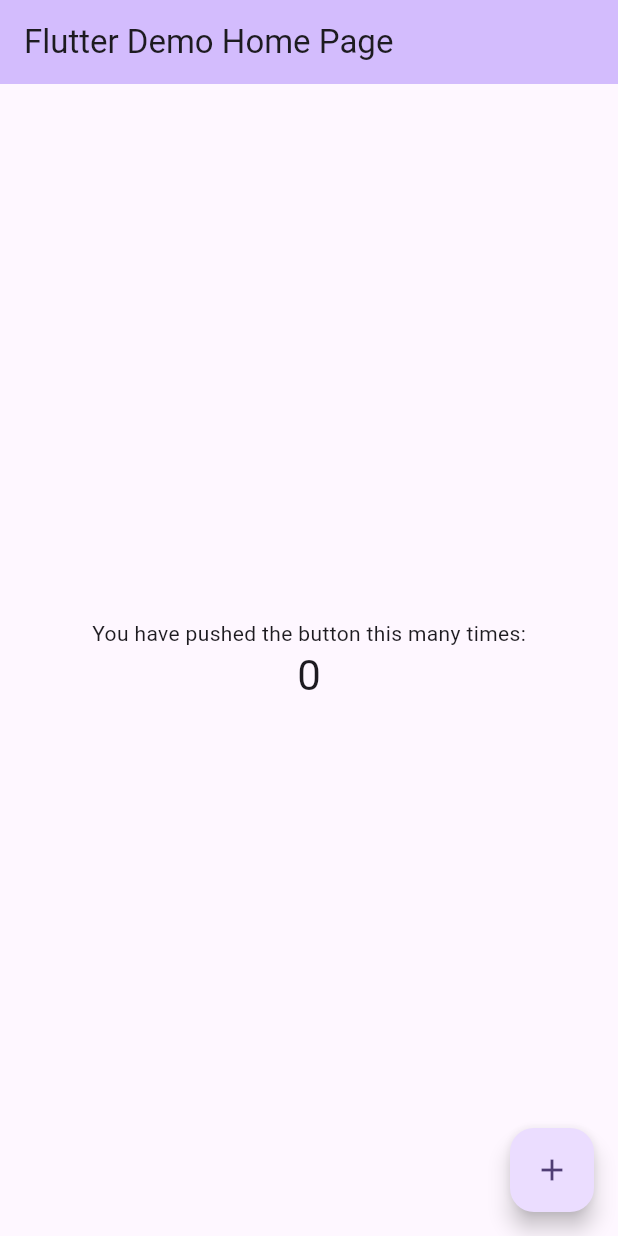
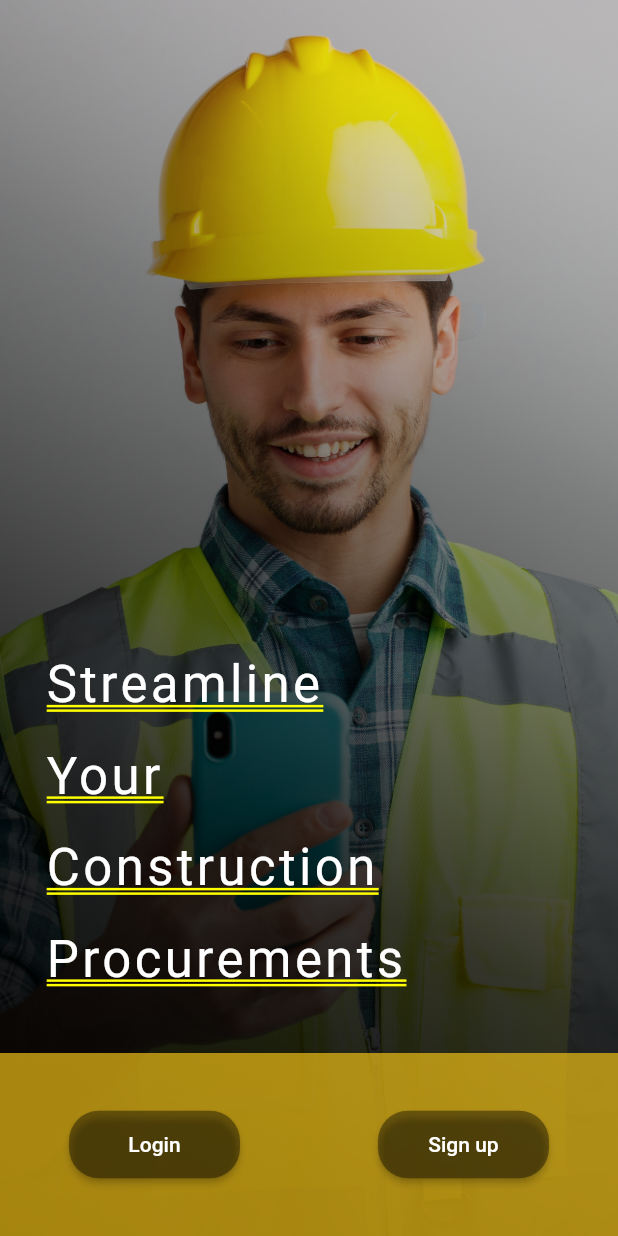
Before and after one commit to TNjo/SSD_Group_Assignment, a Flutter app: the screen it shows after launch, on a phone screen of 412 x 824 dp. Run offline on Flutter 3.47's test engine with Material 2 defaults, Android fonts, the phone set to English and light mode, and no system bars; our stand-ins replace device_preview, google_fonts; Roboto replaces fonts that are missing (Yu Gothic UI).

Commit message:
Your commit message here

```diff
--- /dev/null
+++ b/mobile/lib/first_page.dart
@@ -0,0 +1,108 @@
+import 'package:flutter/material.dart';
+import 'package:mobile/utils.dart';
+
+
+class FirstPage extends StatelessWidget {
+  const FirstPage({super.key});
+
+  @override
+  Widget build(BuildContext context) {
+    return Stack(
+      children: [
+        // Background Image
+        Image.asset(
+          "assets/home_img.jpg", // Replace with your image asset path
+          height: double.infinity,
+          width: double.infinity,
+          scale: 0.1,
+          fit: BoxFit.cover,
+        ),
+        Container(
+          decoration: BoxDecoration(
+            gradient: LinearGradient(
+              colors: [
+                const Color.fromARGB(0, 90, 90,90), // You can change the transparent color to any color you want
+                const Color.fromARGB(97, 0, 0, 0),
+                const Color.fromARGB(202, 0, 0, 0),
+                const Color.fromARGB(255, 0, 0, 0)
+                    .withOpacity(1.0), // Adjust the opacity and color as needed
+              ],
+              begin: Alignment.topRight,
+              end: Alignment.bottomLeft,
+            ),
+          ),
+        ),
+        Align(
+          alignment:
+              Alignment.bottomLeft, // Aligns the text to the bottom-left corner
+          child: Padding(
+            padding:
+                const EdgeInsets.only(bottom: 160.0, left: 30.0), // Adjust as needed
+            child: Text(
+              'Streamline \nYour \nConstruction Procurements',
+              style: SafeGoogleFont(
+                'Yu Gothic UI',
+                fontSize: 34,
+                fontWeight: FontWeight.w400,
+                height: 1.8,
+                letterSpacing: 2.24,
+                color: const Color.fromARGB(255, 255, 255, 255),
+              ),
+            ),
+          ),
+        ),
+        Align(
+          alignment: Alignment.bottomCenter,
+          child: Container(
+            color: const Color.fromARGB(1, 237, 189, 21).withOpacity(0.7), // Background color of the small box
+            height: 122, // Adjust the height as needed
+            width: double.infinity,
+            child: Row(
+              mainAxisAlignment: MainAxisAlignment.spaceAround,
+              children: [
+
+                //Login Btn
+                ElevatedButton(
+                  onPressed: () {
+                    Navigator.of(context).pushNamed('/login');
+                  },
+                  style: ButtonStyle(
+                    backgroundColor: MaterialStateProperty.all<Color>(
+                        const Color.fromARGB(100, 0, 0, 0)),
+                    shape: MaterialStateProperty.all<RoundedRectangleBorder>(
+                      RoundedRectangleBorder(
+                        borderRadius: BorderRadius.circular(20.0),
+                      ), // Set the corner radius
+                    ),
+                    minimumSize: MaterialStateProperty.all<Size>(
+                        const Size(114, 45)), // Set custom button size here
+                  ),
+                  child: const Text("Login"),
+                ),
+
+                //SignUp Btn
+                ElevatedButton(
+                  onPressed: () {
+                    // Add your button 1 functionality here
+                  },
+                  style: ButtonStyle(
+                    backgroundColor: MaterialStateProperty.all<Color>(
+                        const Color.fromARGB(100, 0, 0, 0)),
+                    shape: MaterialStateProperty.all<RoundedRectangleBorder>(
+                      RoundedRectangleBorder(
+                        borderRadius: BorderRadius.circular(20.0),
+                      ), // Set the corner radius
+                    ),
+                    minimumSize: MaterialStateProperty.all<Size>(
+                        const Size(114, 45)), // Set custom button size here
+                  ),
+                  child: const Text("Sign up"),
+                ),
+              ],
+            ),
+          ),
+        ),
+      ],
+    );
+  }
+}
--- a/mobile/lib/main.dart
+++ b/mobile/lib/main.dart
@@ -1,125 +1,29 @@
+import 'package:mobile/first_page.dart';
+//import 'package:mobile/login.dart';
 import 'package:flutter/material.dart';
+import 'package:device_preview/device_preview.dart';
 
-void main() {
-  runApp(const MyApp());
-}
-
+void main() => runApp(
+      DevicePreview(
+        builder: (context) => MyApp(), // Wrap your app
+      ),
+    );
 class MyApp extends StatelessWidget {
-  const MyApp({super.key});
-
-  // This widget is the root of your application.
   @override
   Widget build(BuildContext context) {
     return MaterialApp(
-      title: 'Flutter Demo',
-      theme: ThemeData(
-        // This is the theme of your application.
-        //
-        // TRY THIS: Try running your application with "flutter run". You'll see
-        // the application has a blue toolbar. Then, without quitting the app,
-        // try changing the seedColor in the colorScheme below to Colors.green
-        // and then invoke "hot reload" (save your changes or press the "hot
-        // reload" button in a Flutter-supported IDE, or press "r" if you used
-        // the command line to start the app).
-        //
-        // Notice that the counter didn't reset back to zero; the application
-        // state is not lost during the reload. To reset the state, use hot
-        // restart instead.
-        //
-        // This works for code too, not just values: Most code changes can be
-        // tested with just a hot reload.
-        colorScheme: ColorScheme.fromSeed(seedColor: Colors.deepPurple),
-        useMaterial3: true,
-      ),
-      home: const MyHomePage(title: 'Flutter Demo Home Page'),
-    );
+      debugShowCheckedModeBanner: false,
+      locale: DevicePreview.locale(context),
+      builder: DevicePreview.appBuilder,
+      home: FirstPage(), // Set the initial screen to Screen1.
+      routes: <String, WidgetBuilder>{
+        //'/login':(context) => LoginPage(),
+        // '/screen4':(context) => Screen4(),
+        // '/screen5':(context) => Screen5(),
+        // '/screen6':(context) => Screen6(),
+        // '/screen7':(context) => Screen7(),
+        // '/form':(context) => FormScreen(),
+      },
+  );
   }
 }
-
-class MyHomePage extends StatefulWidget {
-  const MyHomePage({super.key, required this.title});
-
-  // This widget is the home page of your application. It is stateful, meaning
-  // that it has a State object (defined below) that contains fields that affect
-  // how it looks.
-
-  // This class is the configuration for the state. It holds the values (in this
-  // case the title) provided by the parent (in this case the App widget) and
-  // used by the build method of the State. Fields in a Widget subclass are
-  // always marked "final".
-
-  final String title;
-
-  @override
-  State<MyHomePage> createState() => _MyHomePageState();
-}
-
-class _MyHomePageState extends State<MyHomePage> {
-  int _counter = 0;
-
-  void _incrementCounter() {
-    setState(() {
-      // This call to setState tells the Flutter framework that something has
-      // changed in this State, which causes it to rerun the build method below
-      // so that the display can reflect the updated values. If we changed
-      // _counter without calling setState(), then the build method would not be
-      // called again, and so nothing would appear to happen.
-      _counter++;
-    });
-  }
-
-  @override
-  Widget build(BuildContext context) {
-    // This method is rerun every time setState is called, for instance as done
-    // by the _incrementCounter method above.
-    //
-    // The Flutter framework has been optimized to make rerunning build methods
-    // fast, so that you can just rebuild anything that needs updating rather
-    // than having to individually change instances of widgets.
-    return Scaffold(
-      appBar: AppBar(
-        // TRY THIS: Try changing the color here to a specific color (to
-        // Colors.amber, perhaps?) and trigger a hot reload to see the AppBar
-        // change color while the other colors stay the same.
-        backgroundColor: Theme.of(context).colorScheme.inversePrimary,
-        // Here we take the value from the MyHomePage object that was created by
-        // the App.build method, and use it to set our appbar title.
-        title: Text(widget.title),
-      ),
-      body: Center(
-        // Center is a layout widget. It takes a single child and positions it
-        // in the middle of the parent.
-        child: Column(
-          // Column is also a layout widget. It takes a list of children and
-          // arranges them vertically. By default, it sizes itself to fit its
-          // children horizontally, and tries to be as tall as its parent.
-          //
-          // Column has various properties to control how it sizes itself and
-          // how it positions its children. Here we use mainAxisAlignment to
-          // center the children vertically; the main axis here is the vertical
-          // axis because Columns are vertical (the cross axis would be
-          // horizontal).
-          //
-          // TRY THIS: Invoke "debug painting" (choose the "Toggle Debug Paint"
-          // action in the IDE, or press "p" in the console), to see the
-          // wireframe for each widget.
-          mainAxisAlignment: MainAxisAlignment.center,
-          children: <Widget>[
-            const Text(
-              'You have pushed the button this many times:',
-            ),
-            Text(
-              '$_counter',
-              style: Theme.of(context).textTheme.headlineMedium,
-            ),
-          ],
-        ),
-      ),
-      floatingActionButton: FloatingActionButton(
-        onPressed: _incrementCounter,
-        tooltip: 'Increment',
-        child: const Icon(Icons.add),
-      ), // This trailing comma makes auto-formatting nicer for build methods.
-    );
-  }
-}
--- /dev/null
+++ b/mobile/lib/utils.dart
@@ -0,0 +1,82 @@
+import 'package:flutter/material.dart';
+import 'dart:ui';
+import 'package:google_fonts/google_fonts.dart';
+
+class MyCustomScrollBehavior extends MaterialScrollBehavior {
+  @override
+  Set<PointerDeviceKind> get dragDevices => {
+        PointerDeviceKind.touch,
+        PointerDeviceKind.mouse,
+      };
+}
+
+TextStyle SafeGoogleFont(
+  String fontFamily, {
+  TextStyle? textStyle,
+  Color? color,
+  Color? backgroundColor,
+  double? fontSize,
+  FontWeight? fontWeight,
+  FontStyle? fontStyle,
+  double? letterSpacing,
+  double? wordSpacing,
+  TextBaseline? textBaseline,
+  double? height,
+  Locale? locale,
+  Paint? foreground,
+  Paint? background,
+  List<Shadow>? shadows,
+  List<FontFeature>? fontFeatures,
+  TextDecoration? decoration,
+  Color? decorationColor,
+  TextDecorationStyle? decorationStyle,
+  double? decorationThickness,
+}) {
+  try {
+    return GoogleFonts.getFont(
+      fontFamily,
+      textStyle: textStyle,
+      color: color,
+      backgroundColor: backgroundColor,
+      fontSize: fontSize,
+      fontWeight: fontWeight,
+      fontStyle: fontStyle,
+      letterSpacing: letterSpacing,
+      wordSpacing: wordSpacing,
+      textBaseline: textBaseline,
+      height: height,
+      locale: locale,
+      foreground: foreground,
+      background: background,
+      shadows: shadows,
+      fontFeatures: fontFeatures,
+      decoration: decoration,
+      decorationColor: decorationColor,
+      decorationStyle: decorationStyle,
+      decorationThickness: decorationThickness,
+    );
+  } catch (ex) {
+    return GoogleFonts.getFont(
+      "Open Sans",
+      textStyle: textStyle,
+      color: color,
+      backgroundColor: backgroundColor,
+      fontSize: fontSize,
+      fontWeight: fontWeight,
+      fontStyle: fontStyle,
+      letterSpacing: letterSpacing,
+      wordSpacing: wordSpacing,
+      textBaseline: textBaseline,
+      height: height,
+      locale: locale,
+      foreground: foreground,
+      background: background,
+      shadows: shadows,
+      fontFeatures: fontFeatures,
+      decoration: decoration,
+      decorationColor: decorationColor,
+      decorationStyle: decorationStyle,
+      decorationThickness: decorationThickness,
+    );
+  }
+}
```
Also changed, not shown: mobile/pubspec.yaml (+4 -3 lines), mobile/assets/home_img.jpg (added), mobile/pubspec.lock, 2 other files.
